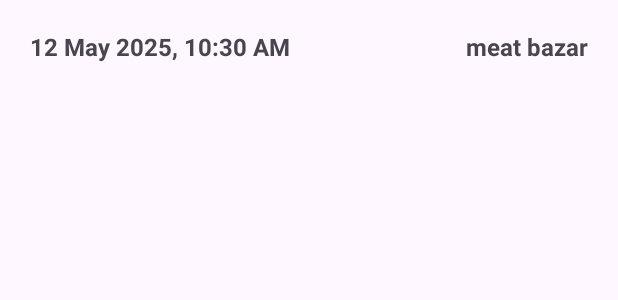
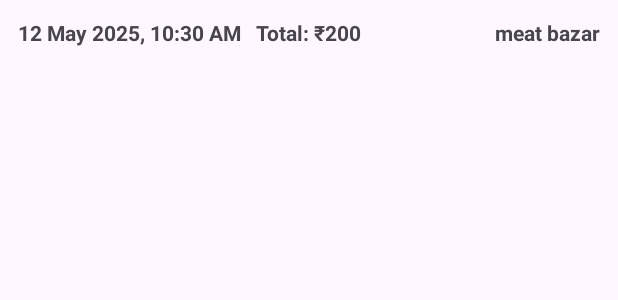
Before and after one commit to soumenmaity3/ListOnGo, an Android app: the layout all_list_item_cart_group.xml on its own in the app's theme, with its tools: preview values and no code run, on a phone screen of 412 x 824 dp. Shown: the top 300 px of the screen. Run offline under Robolectric (Android 15) with nearby library versions, the phone set to English and light mode, and no system bars; network calls fail.

Commit message:
update version 1.0.3

```diff
--- a/app/src/main/java/com/soumen/listongo/ApiClient.java
+++ b/app/src/main/java/com/soumen/listongo/ApiClient.java
@@ -8,7 +8,7 @@ import retrofit2.converter.scalars.ScalarsConverterFactory;
 
 public class ApiClient {
     private static Retrofit retrofit;
-    public static final String baseUrl = "http://192.168.187.150:8080/api/list-on-go/";
+    public static final String baseUrl = "http://192.168.5.150:8080/api/list-on-go/";
 
     public static Retrofit getInstance() {
         if (retrofit == null) {
--- a/app/src/main/java/com/soumen/listongo/ApiService.java
+++ b/app/src/main/java/com/soumen/listongo/ApiService.java
@@ -120,4 +120,8 @@ public interface ApiService {
                               @Query("description") String description,
                               @Query("id") Long id,
                               @Query("nickName") String nickName);
+    @DELETE("product/delete")
+    Call<ResponseBody> deleteProduct(
+            @Query("proId") Long proId
+    );
 }
--- a/app/src/main/java/com/soumen/listongo/ForCart/CartActivity.java
+++ b/app/src/main/java/com/soumen/listongo/ForCart/CartActivity.java
@@ -92,6 +92,7 @@ public class CartActivity extends AppCompatActivity {
                     if (response.isSuccessful()) {
                         Toast.makeText(CartActivity.this, "List uploaded successfully", Toast.LENGTH_SHORT).show();
                         AppDatabase db = AppDatabaseClient.getInstance(CartActivity.this);
+                        btnAddList.setEnabled(false);
                         new Thread(() -> {
                             db.cartDao().delete();
                             runOnUiThread(() -> {
--- a/app/src/main/res/layout/all_list_item_cart_group.xml
+++ b/app/src/main/res/layout/all_list_item_cart_group.xml
@@ -5,8 +5,7 @@
     android:orientation="vertical"
     android:padding="12dp"
     android:id="@+id/itemCartGroup"
-    android:elevation="2dp"
-    android:layout_margin="8dp">
+    android:elevation="2dp">
 
     <!-- Date and Time Text -->
     <RelativeLayout
@@ -18,16 +17,27 @@
         android:layout_width="wrap_content"
         android:layout_height="wrap_content"
         android:text="12 May 2025, 10:30 AM"
-        android:textSize="16sp"
+        android:textSize="14sp"
         android:textStyle="bold"
         android:paddingBottom="8dp" />
+        <TextView
+            android:id="@+id/listPrice"
+            android:layout_width="wrap_content"
+            android:layout_height="wrap_content"
+            android:text="Total: ₹200"
+            android:layout_marginLeft="10dp"
+            android:layout_toRightOf="@+id/date_text"
+            android:textSize="14sp"
+            android:textStyle="bold"
+            android:paddingBottom="8dp" />
+
         <TextView
             android:id="@+id/listName"
             android:layout_width="wrap_content"
             android:layout_height="wrap_content"
             android:text="meat bazar"
             android:layout_alignParentRight="true"
-            android:textSize="16sp"
+            android:textSize="14sp"
             android:textStyle="bold"
             android:paddingBottom="8dp" />
 
--- a/app/src/main/res/values/strings.xml
+++ b/app/src/main/res/values/strings.xml
@@ -1,6 +1,6 @@
 <resources>
     <string name="app_name">ListOnGo</string>
-    <string name="server_api">http://192.168.187.150:8080/api</string>
+    <string name="server_api">http://192.168.5.150:8080/api</string>
     <!-- TODO: Remove or change this placeholder text -->
     <string name="hello_blank_fragment">Hello blank fragment</string>
     <string-array name="theme_options">
```
Also changed, not shown: app/src/main/java/com/soumen/listongo/ForAdmin/viewfragment/EditProductAdapter.java (+39 -3 lines), app/src/main/java/com/soumen/listongo/Fragment/AllListF/AllListFragmentAdapter.java (+5 -2 lines).
